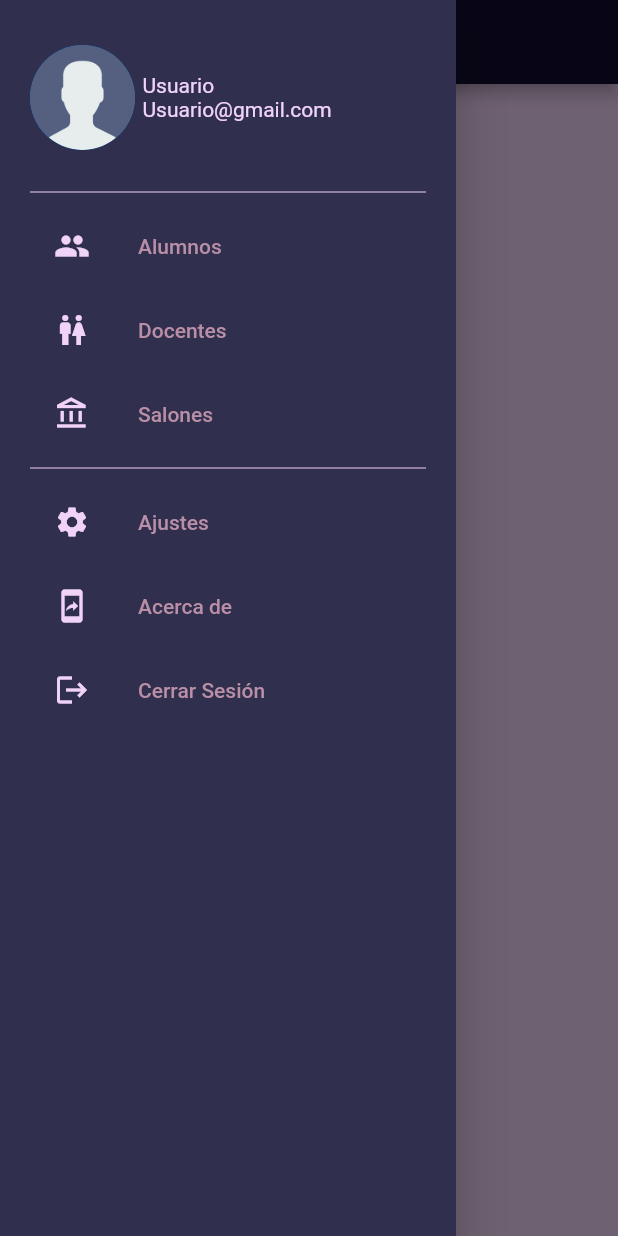
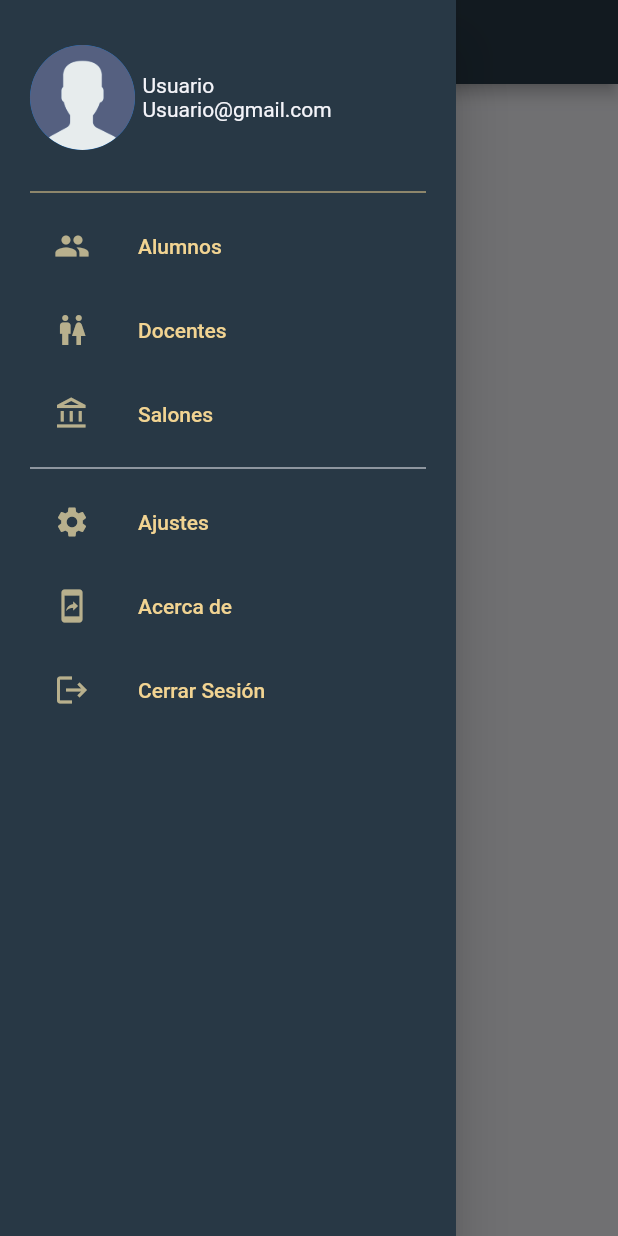
Before and after one commit to vladPB27/colegio-mobile, a Flutter app: the screen it shows after launch, with the side drawer open, on a phone screen of 412 x 824 dp. Run offline on Flutter 3.47's test engine with Material 2 defaults, Android fonts, the phone set to English and light mode, and no system bars; our stand-ins replace dio, hexcolor; missing offline and left inert: dart:ffi.

Commit message:
colors changed

```diff
--- a/lib/model/colors.dart
+++ b/lib/model/colors.dart
@@ -1,9 +1,9 @@
 import 'package:hexcolor/hexcolor.dart';
 
 class ColorsSchool {
-  static final primaryColor = HexColor('#120D31');
-  static final secondaryColor = HexColor('#302F4D');
-  static final thirdColor = HexColor('#A57982');
-  static final fourthColor = HexColor('#B98EA7');
-  static final fifthColor = HexColor('#F0D3F7');
+  static final primaryColor = HexColor('283845');
+  static final secondaryColor = HexColor('B8B08D');
+  static final thirdColor = HexColor('F2D492');
+  static final fourthColor = HexColor('F29559');
+  static final fifthColor = HexColor('F4F4F9');
 }
--- a/lib/view/form_alumnos.dart
+++ b/lib/view/form_alumnos.dart
@@ -129,7 +129,7 @@ class _FormAlumnosState extends State<FormAlumnos> {
             'Agregar Alumno',
             style: TextStyle(color: ColorsSchool.fourthColor,fontSize: 25),
           ),
-          backgroundColor: ColorsSchool.secondaryColor,
+          backgroundColor: ColorsSchool.primaryColor,
         ),
         // backgroundColor: ColorsSchool.secondaryColor,
         body: Container(
--- a/lib/view/home.dart
+++ b/lib/view/home.dart
@@ -35,7 +35,7 @@ class _HomeState extends State<Home> {
         centerTitle: true,
         title: Text(
           'I.E.P. Qenqoro',
-          style: TextStyle(color: ColorsSchool.fourthColor),
+          style: TextStyle(color: ColorsSchool.secondaryColor),
         ),
         backgroundColor: ColorsSchool.primaryColor,
       ),
--- a/lib/widgets/navigation_drawer_widget.dart
+++ b/lib/widgets/navigation_drawer_widget.dart
@@ -14,7 +14,7 @@ class NavigationDrawerWidget extends StatelessWidget {
 
     return Drawer(
       child: Material(
-        color: ColorsSchool.secondaryColor,
+        color: ColorsSchool.primaryColor,
         child: ListView(
           padding: EdgeInsets.symmetric(vertical: 30.0,horizontal: 20.0),
           children: [
@@ -23,7 +23,7 @@ class NavigationDrawerWidget extends StatelessWidget {
             {
             }),
             const SizedBox(height: 20,),
-            Divider(color: ColorsSchool.fifthColor,),
+            Divider(color: ColorsSchool.thirdColor,),
             buildMenuItem(text: 'Alumnos', icon: Icons.people,onClicked:()=> selectedItem(context, 0)),
             buildMenuItem(text: 'Docentes', icon: Icons.wc_outlined,onClicked:()=> selectedItem(context, 1)),
             buildMenuItem(
@@ -40,8 +40,8 @@ class NavigationDrawerWidget extends StatelessWidget {
 
   buildMenuItem({required String text, required IconData icon,required VoidCallback onClicked}) {
     return ListTile(
-      leading: Icon(icon, color: ColorsSchool.fifthColor,),
-      title: Text(text, style: TextStyle(color: ColorsSchool.fourthColor),),
+      leading: Icon(icon, color: ColorsSchool.secondaryColor,),
+      title: Text(text, style: TextStyle(color: ColorsSchool.thirdColor),),
       onTap: () {
         onClicked();
       },
```
Also changed, not shown: lib/view/alumnos/alumnos_lista.dart (+5 -4 lines).
